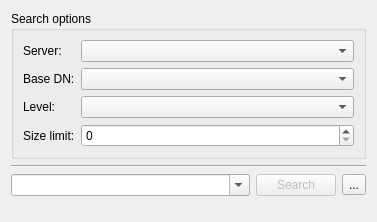
The window that resources/forms/plugins/search/SearchFormDesign.ui (einaru/luma) describes before a commit, drawn with Qt 5.
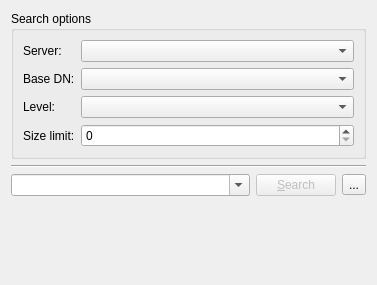
The same window after the commit.

Commit message: Fixes: SearchPlugin;   Visual feedback on search errors.   Filter syntax highlighting in the filter builder.   No longer opens up with a server selected -> this makes the plugin load faster.

Diff of the .ui file:
```diff
--- a/resources/forms/plugins/search/SearchFormDesign.ui
+++ b/resources/forms/plugins/search/SearchFormDesign.ui
@@ -7,7 +7,7 @@
     <x>0</x>
     <y>0</y>
     <width>377</width>
-    <height>222</height>
+    <height>285</height>
    </rect>
   </property>
   <property name="windowTitle">
@@ -151,7 +151,13 @@
         </sizepolicy>
        </property>
        <property name="text">
-        <string>Search</string>
+        <string>&amp;Search</string>
+       </property>
+       <property name="autoDefault">
+        <bool>true</bool>
+       </property>
+       <property name="default">
+        <bool>true</bool>
        </property>
       </widget>
      </item>
@@ -171,14 +177,56 @@
     </layout>
    </item>
    <item>
-    <spacer name="verticalSpacer">
+    <layout class="QHBoxLayout" name="errorLayout">
+     <item>
+      <widget class="QLabel" name="errorIcon">
+       <property name="sizePolicy">
+        <sizepolicy hsizetype="Fixed" vsizetype="Fixed">
+         <horstretch>0</horstretch>
+         <verstretch>0</verstretch>
+        </sizepolicy>
+       </property>
+       <property name="minimumSize">
+        <size>
+         <width>24</width>
+         <height>24</height>
+        </size>
+       </property>
+       <property name="maximumSize">
+        <size>
+         <width>24</width>
+         <height>24</height>
+        </size>
+       </property>
+       <property name="text">
+        <string/>
+       </property>
+      </widget>
+     </item>
+     <item>
+      <widget class="QLabel" name="errorLabel">
+       <property name="sizePolicy">
+        <sizepolicy hsizetype="Expanding" vsizetype="Preferred">
+         <horstretch>0</horstretch>
+         <verstretch>0</verstretch>
+        </sizepolicy>
+       </property>
+       <property name="text">
+        <string/>
+       </property>
+      </widget>
+     </item>
+    </layout>
+   </item>
+   <item>
+    <spacer name="vspacer">
      <property name="orientation">
       <enum>Qt::Vertical</enum>
      </property>
      <property name="sizeHint" stdset="0">
       <size>
        <width>20</width>
-       <height>0</height>
+       <height>40</height>
       </size>
      </property>
     </spacer>
```
The commit also changes 43 other files.
